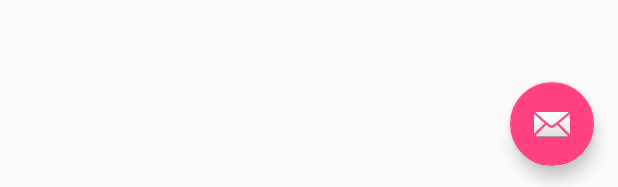
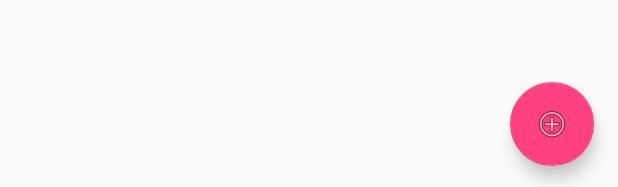
Before and after one commit to carlosiff/Teste-LG, an Android app: the layout activity_list.xml on its own in the app's theme, with its tools: preview values and no code run, on a phone screen of 412 x 824 dp. Shown: the part 1046-1233 px from the top of the screen. Run offline under Robolectric (Android 15) with nearby library versions, the phone set to English and light mode, and no system bars.

Commit message:
Modificando o ListView

```diff
--- a/app/build.gradle
+++ b/app/build.gradle
@@ -28,4 +28,5 @@ dependencies {
     compile 'com.android.support:design:25.1.1'
     testCompile 'junit:junit:4.12'
     compile 'com.github.satyan:sugar:1.5'
+    compile 'com.google.android.gms:play-services-appindexing:8.4.0'
 }
--- a/app/src/main/AndroidManifest.xml
+++ b/app/src/main/AndroidManifest.xml
@@ -19,7 +19,11 @@ package="br.edu.iff.pooa20162.teste_lg">
     </activity>
     <activity android:name=".activity.CadastroActivity"></activity>
     <activity android:name=".activity.ListVActivity" android:label="@string/title_activity_list_v"
-        android:theme="@style/AppTheme.NoActionBar"></activity>
+        android:theme="@style/AppTheme.NoActionBar"></activity><!-- ATTENTION: This was auto-generated to add Google Play services to your project for
+     App Indexing.  See https://g.co/AppIndexing/AndroidStudio for more information. -->
+    <meta-data
+        android:name="com.google.android.gms.version"
+        android:value="@integer/google_play_services_version" />
 </application>
 
 </manifest>
--- a/app/src/main/res/layout/activity_list.xml
+++ b/app/src/main/res/layout/activity_list.xml
@@ -29,6 +29,7 @@
         android:layout_height="wrap_content"
         android:layout_gravity="bottom|end"
         android:layout_margin="@dimen/fab_margin"
-        app:srcCompat="@android:drawable/ic_dialog_email" />
+        android:onClick="chamaProprietarios"
+        app:srcCompat="@android:drawable/ic_menu_add" />
 
 </android.support.design.widget.CoordinatorLayout>
--- a/app/src/main/res/layout/content_list.xml
+++ b/app/src/main/res/layout/content_list.xml
@@ -14,9 +14,9 @@
     tools:showIn="@layout/activity_list">
 
     <ListView
-        android:layout_width="match_parent"
-        android:layout_height="match_parent"
-        android:layout_marginTop="21dp"
-        android:id="@+id/idListe"
-        android:layout_alignParentTop="true" />
+        android:layout_width="wrap_content"
+        android:layout_height="wrap_content"
+        android:id="@+id/lvProprietarios"
+        android:layout_alignParentTop="true"
+        android:layout_alignParentStart="true" />
 </RelativeLayout>
```
Also changed, not shown: app/src/main/java/br/edu/iff/pooa20162/teste_lg/activity/ListActivity.java (+42 -0 lines), app/src/main/java/br/edu/iff/pooa20162/teste_lg/activity/MainActivity.java (+53 -3 lines).
